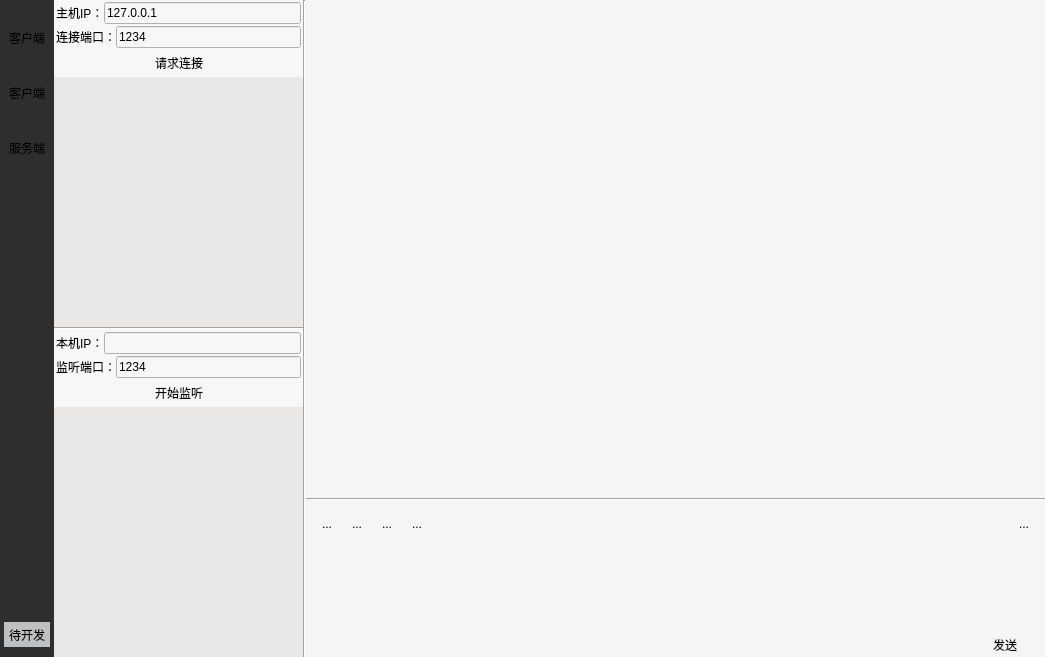
The window that oct-23th/wechat.ui (XiaoBigBro/text) describes before a commit, drawn with Qt 5.
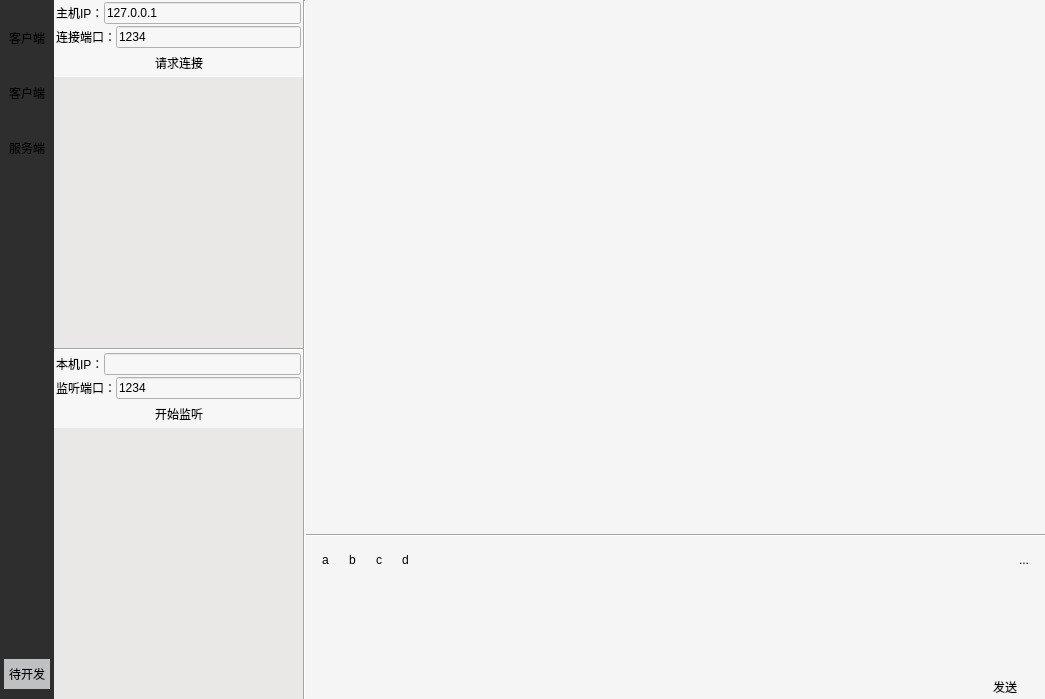
The same window after the commit. Icons and pictures are not drawn.

```diff
--- a/oct-23th/wechat.ui
+++ b/oct-23th/wechat.ui
@@ -7,7 +7,7 @@
     <x>0</x>
     <y>0</y>
     <width>1045</width>
-    <height>640</height>
+    <height>699</height>
    </rect>
   </property>
   <property name="windowTitle">
@@ -185,6 +185,18 @@
       </item>
       <item>
        <widget class="QToolButton" name="toolButton_7">
+        <property name="sizePolicy">
+         <sizepolicy hsizetype="Minimum" vsizetype="Minimum">
+          <horstretch>0</horstretch>
+          <verstretch>0</verstretch>
+         </sizepolicy>
+        </property>
+        <property name="minimumSize">
+         <size>
+          <width>30</width>
+          <height>30</height>
+         </size>
+        </property>
         <property name="styleSheet">
          <string notr="true">background:rgb(190, 192, 193)</string>
         </property>
@@ -276,7 +288,7 @@
              <number>0</number>
             </property>
             <item>
-             <layout class="QVBoxLayout" name="verticalLayout_7" stretch="0,10">
+             <layout class="QVBoxLayout" name="verticalLayout_7" stretch="0,0">
               <item>
                <widget class="QFrame" name="frame">
                 <property name="sizePolicy">
@@ -441,7 +453,7 @@
              </widget>
             </item>
             <item>
-             <layout class="QVBoxLayout" name="verticalLayout_2" stretch="0,10">
+             <layout class="QVBoxLayout" name="verticalLayout_2" stretch="0,0">
               <item>
                <widget class="QFrame" name="frame_3">
                 <property name="sizePolicy">
@@ -658,7 +670,7 @@
               </widget>
              </item>
              <item>
-              <widget class="QFrame" name="">
+              <widget class="QFrame" name="frame">
                <property name="frameShape">
                 <enum>QFrame::NoFrame</enum>
                </property>
@@ -669,7 +681,7 @@
                 <item>
                  <widget class="QToolButton" name="toolButton_17">
                   <property name="text">
-                   <string>...</string>
+                   <string>a</string>
                   </property>
                   <property name="autoRaise">
                    <bool>true</bool>
@@ -679,7 +691,7 @@
                 <item>
                  <widget class="QToolButton" name="toolButton_18">
                   <property name="text">
-                   <string>...</string>
+                   <string>b</string>
                   </property>
                   <property name="autoRaise">
                    <bool>true</bool>
@@ -689,7 +701,7 @@
                 <item>
                  <widget class="QToolButton" name="toolButton_19">
                   <property name="text">
-                   <string>...</string>
+                   <string>c</string>
                   </property>
                   <property name="autoRaise">
                    <bool>true</bool>
@@ -699,7 +711,7 @@
                 <item>
                  <widget class="QToolButton" name="toolButton_20">
                   <property name="text">
-                   <string>...</string>
+                   <string>d</string>
                   </property>
                   <property name="autoRaise">
                    <bool>true</bool>
```
Left out of the diff: 18 changed lines with no effect on the pictures.
